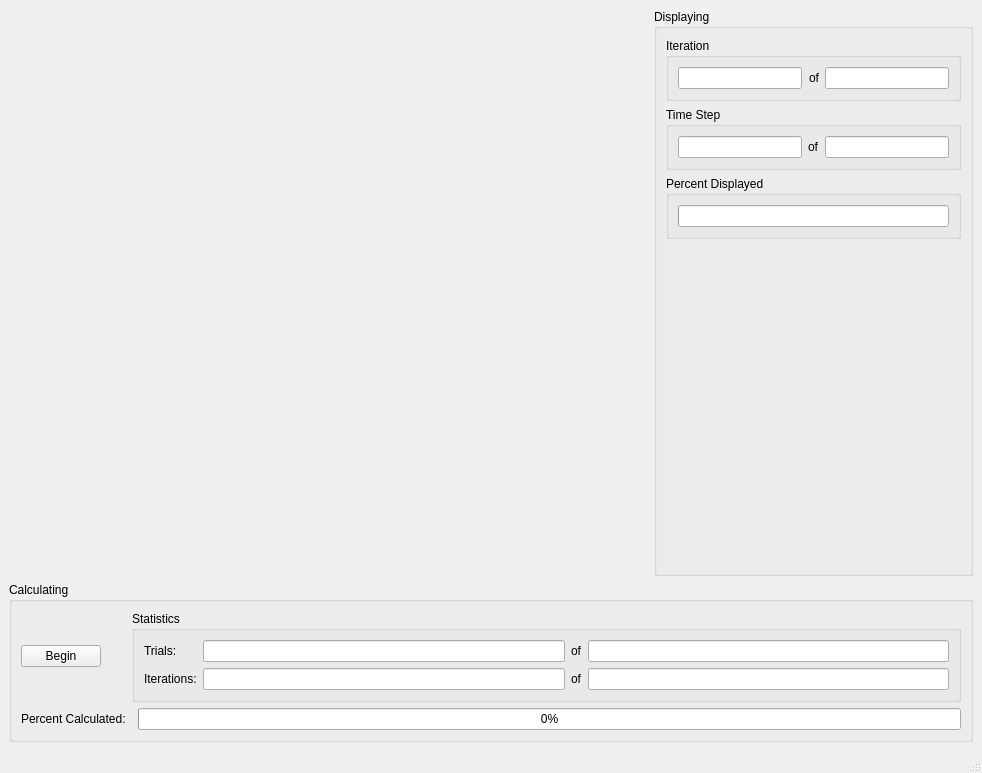
msolomon/Hyena-Communication, file qthyena.ui: the form before one commit.
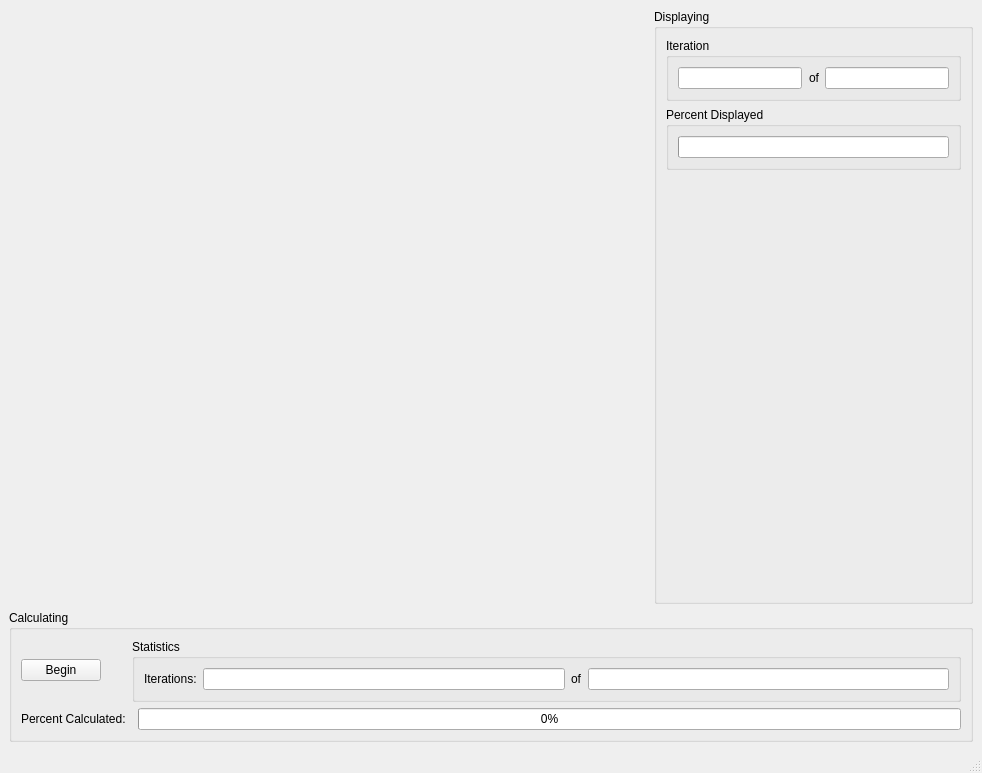
The form after the commit. Custom widgets are drawn as their Qt base class.

Commit message: Cleaned up user interface

```diff
--- a/qthyena.ui
+++ b/qthyena.ui
@@ -68,50 +68,14 @@
           <string>Statistics</string>
          </property>
          <layout class="QGridLayout" name="gridLayout_4">
-          <item row="0" column="0">
-           <widget class="QLabel" name="label_2">
-            <property name="text">
-             <string>Trials:</string>
-            </property>
-            <property name="margin">
-             <number>5</number>
-            </property>
-           </widget>
-          </item>
           <item row="0" column="1">
-           <widget class="QLineEdit" name="calc_trials_curr">
-            <property name="sizePolicy">
-             <sizepolicy hsizetype="Expanding" vsizetype="Fixed">
-              <horstretch>0</horstretch>
-              <verstretch>0</verstretch>
-             </sizepolicy>
-            </property>
-            <property name="readOnly">
-             <bool>true</bool>
-            </property>
-           </widget>
-          </item>
-          <item row="0" column="3">
-           <widget class="QLineEdit" name="calc_trials_total"/>
-          </item>
-          <item row="0" column="2">
-           <widget class="QLabel" name="label_3">
-            <property name="text">
-             <string>of</string>
-            </property>
-            <property name="margin">
-             <number>5</number>
-            </property>
-           </widget>
-          </item>
-          <item row="1" column="1">
            <widget class="QLineEdit" name="calc_iterations_curr">
             <property name="readOnly">
              <bool>true</bool>
             </property>
            </widget>
           </item>
-          <item row="1" column="0">
+          <item row="0" column="0">
            <widget class="QLabel" name="label_6">
             <property name="text">
              <string>Iterations:</string>
@@ -121,7 +85,7 @@
             </property>
            </widget>
           </item>
-          <item row="1" column="2">
+          <item row="0" column="2">
            <widget class="QLabel" name="label_7">
             <property name="text">
              <string>of</string>
@@ -131,7 +95,7 @@
             </property>
            </widget>
           </item>
-          <item row="1" column="3">
+          <item row="0" column="3">
            <widget class="QLineEdit" name="calc_iterations_total"/>
           </item>
          </layout>
@@ -196,31 +160,6 @@
        <property name="fieldGrowthPolicy">
         <enum>QFormLayout::ExpandingFieldsGrow</enum>
        </property>
-       <item row="2" column="0" colspan="2">
-        <widget class="QGroupBox" name="groupBox_3">
-         <property name="sizePolicy">
-          <sizepolicy hsizetype="Preferred" vsizetype="Preferred">
-           <horstretch>0</horstretch>
-           <verstretch>0</verstretch>
-          </sizepolicy>
-         </property>
-         <property name="title">
-          <string>Percent Displayed</string>
-         </property>
-         <layout class="QHBoxLayout" name="horizontalLayout_3">
-          <item>
-           <widget class="QProgressBar" name="disp_percent">
-            <property name="minimum">
-             <number>5</number>
-            </property>
-            <property name="value">
-             <number>4</number>
-            </property>
-           </widget>
-          </item>
-         </layout>
-        </widget>
-       </item>
        <item row="0" column="0" colspan="2">
         <widget class="QGroupBox" name="groupBox">
          <property name="title">
@@ -267,29 +206,24 @@
         </widget>
        </item>
        <item row="1" column="0" colspan="2">
-        <widget class="QGroupBox" name="groupBox_2">
+        <widget class="QGroupBox" name="groupBox_3">
+         <property name="sizePolicy">
+          <sizepolicy hsizetype="Preferred" vsizetype="Preferred">
+           <horstretch>0</horstretch>
+           <verstretch>0</verstretch>
+          </sizepolicy>
+         </property>
          <property name="title">
-          <string>Time Step</string>
+          <string>Percent Displayed</string>
          </property>
-         <layout class="QHBoxLayout" name="horizontalLayout_2">
+         <layout class="QHBoxLayout" name="horizontalLayout_3">
           <item>
-           <widget class="QLineEdit" name="disp_time_curr">
-            <property name="readOnly">
-             <bool>true</bool>
+           <widget class="QProgressBar" name="disp_percent">
+            <property name="minimum">
+             <number>5</number>
             </property>
-           </widget>
-          </item>
-          <item>
-           <widget class="QLabel" name="label_4">
-            <property name="text">
-             <string>of</string>
-            </property>
-           </widget>
-          </item>
-          <item>
-           <widget class="QLineEdit" name="disp_time_total">
-            <property name="readOnly">
-             <bool>true</bool>
+            <property name="value">
+             <number>4</number>
             </property>
            </widget>
           </item>
@@ -307,7 +241,7 @@
      <x>0</x>
      <y>0</y>
      <width>982</width>
-     <height>27</height>
+     <height>23</height>
     </rect>
    </property>
   </widget>
```
The commit also changes 3 other files.
